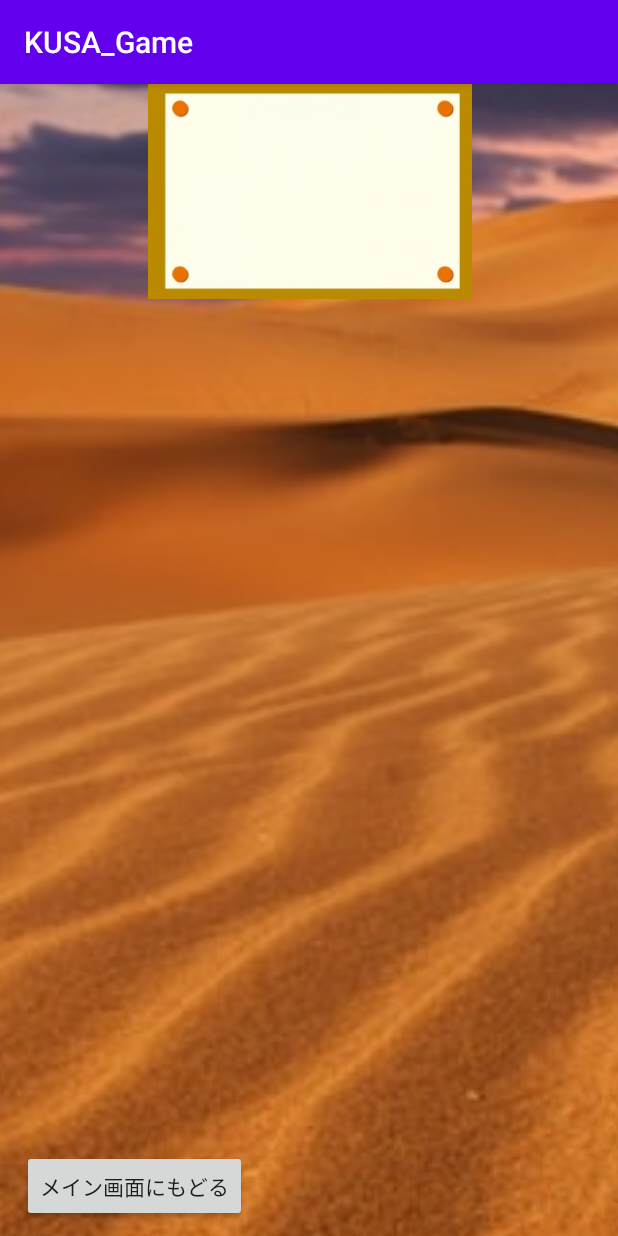
After one commit to konan-pbl-2022/KUSA_Game, an Android app: the Game6 screen opened directly, with no data from a screen before it, on a phone screen of 412 x 824 dp. The commit adds this screen. Run offline under Robolectric (Android 15) with nearby library versions, the phone set to English and light mode, and no system bars.

Commit message:
メイン画面にgame6に移動するボタンの追加をし、game6「宝探し（仮称）」を作成しました。

```diff
--- a/app/src/main/AndroidManifest.xml
+++ b/app/src/main/AndroidManifest.xml
@@ -9,8 +9,9 @@
         android:roundIcon="@mipmap/ic_launcher_round"
         android:supportsRtl="true"
         android:theme="@style/AppTheme">
-        <activity android:name=".Game2_game"></activity>
-        <activity android:name=".Game4"></activity>
+        <activity android:name=".Game6"></activity>
+        <activity android:name=".Game2_game" />
+        <activity android:name=".Game4" />
         <activity android:name=".Game4Play" />
         <activity android:name=".SubGame" />
         <activity android:name=".Game2" />
--- /dev/null
+++ b/app/src/main/java/com/example/kusa_game/Game6.java
@@ -0,0 +1,141 @@
+package com.example.kusa_game;
+
+import android.content.Intent;
+import android.os.Bundle;
+import android.view.MotionEvent;
+import android.view.View;
+import android.widget.Button;
+import android.widget.ImageView;
+import android.widget.TextView;
+
+import androidx.appcompat.app.AppCompatActivity;
+
+import java.util.Random;
+
+
+public class Game6 extends AppCompatActivity {
+    private  TextView countView;
+    int count = 0;                  //歩数のカウント
+    int dist_x = 0, dist_y = 0;     //目的の座標までの距離計算に用いる
+    int pointX;
+    int pointY;                     // 両者ともクリックした位置の座標を取得するために用いる。
+
+    //目的の座標を決めるための乱数。x座標は0~1070、y座標は600~1700までの間で乱数を発生させている。
+    Random r_x = new Random();
+    int random_x = r_x.nextInt(1070) + 1;
+    Random r_y = new Random();
+    int random_y = r_y.nextInt(1200) + 501;
+
+    //背景をランダムで決めるための乱数。0~3までの数値を発生させ+1し、1~4を乱数として用いる。
+    Random r_v = new Random();
+    int random_view = r_v.nextInt(4) + 1;
+
+
+    @Override
+    protected void onCreate(Bundle savedInstanceState) {
+        super.onCreate(savedInstanceState);
+        setContentView(R.layout.activity_game6);
+
+        //背景画像。ランダムで選ばれるもの以外は非表示にしておく。
+        ImageView imageView1 = (ImageView) findViewById(R.id.BackGroundView1);
+        imageView1.setVisibility(View.INVISIBLE);
+        ImageView imageView2 = (ImageView) findViewById(R.id.BackGroundView2);
+        imageView2.setVisibility(View.INVISIBLE);
+        ImageView imageView3 = (ImageView) findViewById(R.id.BackGroundView3);
+        imageView3.setVisibility(View.INVISIBLE);
+        ImageView imageView4 = (ImageView) findViewById(R.id.BackGroundView4);
+        imageView4.setVisibility(View.INVISIBLE);
+
+        //表示する背景を選択する。
+        if(random_view == 1){
+            imageView1.setVisibility(View.VISIBLE);
+        }else if(random_view == 2){
+            imageView2.setVisibility(View.VISIBLE);
+        }else if(random_view == 3){
+            imageView3.setVisibility(View.VISIBLE);
+        }else if(random_view == 4){
+            imageView4.setVisibility(View.VISIBLE);
+        }
+
+        //ゲーム画面からタイトルへ戻るボタンの設定
+        Button button = (Button)findViewById(R.id.BackMainButton);
+        button.setOnClickListener(new View.OnClickListener() {
+            @Override
+            public void onClick(View view) {
+                Intent intent = new Intent(Game6.this, MainActivity.class);
+                startActivity(intent);
+            }
+        });
+
+    }
+
+
+    public boolean onTouchEvent (MotionEvent event) {
+
+        //タッチしたところの座標を取得する。タッチするごとにcount+1。
+        pointX = (int) event.getX();
+        pointY = (int) event.getY();
+        count++;
+
+        //現在の位置を表示
+        TextView textView = (TextView) findViewById(R.id.NowWalkingText);
+        textView.setText("( " + pointX + " , " + pointY + " ) を捜索中…");
+        //現在の歩数(countの合計)を表示
+        TextView textView1 = (TextView) findViewById(R.id.CountText);
+        textView1.setText("現在の合計歩数は" + count + "歩です。");
+
+        //目的の位置 - 現在の位置　の計算
+        dist_x = random_x - pointX;
+        dist_y = random_y - pointY;
+
+
+        //現在の位置からどの方にゴールがあるかのヒントを表示する。
+        if (dist_x > 0 && dist_y > 0) {
+            TextView textView2 = (TextView) findViewById(R.id.HintText);
+            textView2.setText("右下の方が怪しいぞ！");
+        } else if (dist_x > 0 && dist_y < 0) {
+            TextView textView2 = (TextView) findViewById(R.id.HintText);
+            textView2.setText("右上の方が怪しいぞ！");
+        } else if (dist_x < 0 && dist_y > 0) {
+            TextView textView2 = (TextView) findViewById(R.id.HintText);
+            textView2.setText("左下の方が怪しいぞ！");
+        } else if (dist_x < 0 && dist_y < 0) {
+            TextView textView2 = (TextView) findViewById(R.id.HintText);
+            textView2.setText("左上の方が怪しいぞ！");
+        }
+
+        //以下クリア判定の際に①countストップ②非表示状態のテキスト、画像の表示③countに応じた判定の処理
+        if(Math.sqrt( Math.pow(dist_x,2) + Math.pow(dist_y,2) ) <= 50 ){
+            count--;
+            ImageView imageViewtreasure = (ImageView) findViewById(R.id.TreasureBoxView);
+            ImageView imageViewpaper = (ImageView) findViewById(R.id.PaperText);
+            ImageView imageViewresultpaper = (ImageView) findViewById(R.id.ResultPaperText);
+            TextView completetext = (TextView) findViewById(R.id.CompleteText);
+            TextView resulttext1 = (TextView) findViewById(R.id.ResultText1);
+            TextView resulttext2 = (TextView) findViewById(R.id.ResultText2);
+            imageViewtreasure.setVisibility(View.VISIBLE);
+            imageViewpaper.setVisibility(View.VISIBLE);
+            imageViewresultpaper.setVisibility(View.VISIBLE);
+            completetext.setVisibility(View.VISIBLE);
+            resulttext1.setVisibility(View.VISIBLE);
+            resulttext2.setVisibility(View.VISIBLE);
+            resulttext1.setText("合計歩数:" + count);
+            if(count < 10 ){
+                resulttext2.setText("まさに神業！！！");
+            }else if (count > 10 && count <20){
+                resulttext2.setText("素晴らしい観察力！！！");
+            }else if (count > 20 && count <50){
+                resulttext2.setText("よくできました！！");
+            }else if (count > 50 && count <100){
+                resulttext2.setText("まずまずの出来栄えかな！");
+            }else if (count > 100 && count <200){
+                resulttext2.setText("まだまだ頑張れる！");
+            }else if (count >200){
+                resulttext2.setText("次はもっと頑張ろう！");
+            }
+        }
+
+        return true;
+
+    }
+}
--- a/app/src/main/java/com/example/kusa_game/MainActivity.java
+++ b/app/src/main/java/com/example/kusa_game/MainActivity.java
@@ -59,5 +59,14 @@ public class MainActivity extends AppCompatActivity {
             }
         });
 
+        Button Button6 = (Button) findViewById(R.id.button6);
+        Button6.setOnClickListener(new View.OnClickListener() {
+            @Override
+            public void onClick(View view) {
+                Intent intent = new Intent(MainActivity.this, Game6.class);
+                startActivity(intent);
+            }
+        });
+
     }
 }
--- /dev/null
+++ b/app/src/main/res/layout/activity_game6.xml
@@ -0,0 +1,213 @@
+<?xml version="1.0" encoding="utf-8"?>
+<androidx.constraintlayout.widget.ConstraintLayout xmlns:android="http://schemas.android.com/apk/res/android"
+    xmlns:app="http://schemas.android.com/apk/res-auto"
+    xmlns:tools="http://schemas.android.com/tools"
+    android:layout_width="match_parent"
+    android:layout_height="match_parent"
+    tools:context=".Game6">
+
+    <ImageView
+        android:id="@+id/BackGroundView1"
+        android:layout_width="1695dp"
+        android:layout_height="2052dp"
+        android:layout_marginBottom="16dp"
+        android:visibility="invisible"
+        app:layout_constraintBottom_toBottomOf="parent"
+        app:layout_constraintEnd_toEndOf="parent"
+        app:layout_constraintHorizontal_bias="0.279"
+        app:layout_constraintStart_toStartOf="parent"
+        app:layout_constraintTop_toTopOf="@+id/TreasureBoxView"
+        app:layout_constraintVertical_bias="0.511"
+        app:srcCompat="@drawable/background1" />
+
+    <ImageView
+        android:id="@+id/BackGroundView2"
+        android:layout_width="1695dp"
+        android:layout_height="2052dp"
+        android:layout_marginBottom="16dp"
+        android:visibility="invisible"
+        app:layout_constraintBottom_toBottomOf="parent"
+        app:layout_constraintEnd_toEndOf="parent"
+        app:layout_constraintHorizontal_bias="0.418"
+        app:layout_constraintStart_toStartOf="parent"
+        app:layout_constraintTop_toTopOf="@+id/TreasureBoxView"
+        app:layout_constraintVertical_bias="0.566"
+        app:srcCompat="@drawable/background2" />
+
+    <ImageView
+        android:id="@+id/BackGroundView3"
+        android:layout_width="1695dp"
+        android:layout_height="2052dp"
+        android:layout_marginBottom="16dp"
+        android:visibility="invisible"
+        app:layout_constraintBottom_toBottomOf="parent"
+        app:layout_constraintEnd_toEndOf="parent"
+        app:layout_constraintHorizontal_bias="0.418"
+        app:layout_constraintStart_toStartOf="parent"
+        app:layout_constraintTop_toTopOf="@+id/TreasureBoxView"
+        app:layout_constraintVertical_bias="0.566"
+        app:srcCompat="@drawable/background3" />
+
+    <ImageView
+        android:id="@+id/BackGroundView4"
+        android:layout_width="1695dp"
+        android:layout_height="2052dp"
+        android:layout_marginBottom="16dp"
+        android:visibility="invisible"
+        app:layout_constraintBottom_toBottomOf="parent"
+        app:layout_constraintEnd_toEndOf="parent"
+        app:layout_constraintHorizontal_bias="0.875"
+        app:layout_constraintStart_toStartOf="parent"
+        app:layout_constraintTop_toTopOf="@+id/TreasureBoxView"
+        app:layout_constraintVertical_bias="0.559"
+        app:srcCompat="@drawable/background4" />
+
+    <ImageView
+        android:id="@+id/BoardView"
+        android:layout_width="628dp"
+        android:layout_height="143dp"
+        android:background="#00FFFFFF"
+        app:layout_constraintBottom_toBottomOf="parent"
+        app:layout_constraintEnd_toEndOf="parent"
+        app:layout_constraintStart_toStartOf="parent"
+        app:layout_constraintTop_toTopOf="parent"
+        app:layout_constraintVertical_bias="0.0"
+        app:srcCompat="@drawable/board2" />
+
+    <TextView
+        android:id="@+id/NowWalkingText"
+        android:layout_width="wrap_content"
+        android:layout_height="wrap_content"
+        android:textStyle="bold"
+        app:layout_constraintBottom_toBottomOf="parent"
+        app:layout_constraintEnd_toEndOf="parent"
+        app:layout_constraintHorizontal_bias="0.498"
+        app:layout_constraintStart_toStartOf="parent"
+        app:layout_constraintTop_toTopOf="parent"
+        app:layout_constraintVertical_bias="0.057" />
+
+    <TextView
+        android:id="@+id/CountText"
+        android:layout_width="wrap_content"
+        android:layout_height="wrap_content"
+        android:textSize="12sp"
+        android:textStyle="bold"
+        app:layout_constraintBottom_toBottomOf="parent"
+        app:layout_constraintEnd_toEndOf="parent"
+        app:layout_constraintHorizontal_bias="0.498"
+        app:layout_constraintStart_toStartOf="parent"
+        app:layout_constraintTop_toTopOf="parent"
+        app:layout_constraintVertical_bias="0.113" />
+
+    <TextView
+        android:id="@+id/HintText"
+        android:layout_width="wrap_content"
+        android:layout_height="wrap_content"
+        android:textSize="16sp"
+        android:textStyle="bold"
+        app:layout_constraintBottom_toBottomOf="parent"
+        app:layout_constraintEnd_toEndOf="parent"
+        app:layout_constraintHorizontal_bias="0.498"
+        app:layout_constraintStart_toStartOf="parent"
+        app:layout_constraintTop_toTopOf="parent"
+        app:layout_constraintVertical_bias="0.142" />
+
+    <ImageView
+        android:id="@+id/TreasureBoxView"
+        android:layout_width="604dp"
+        android:layout_height="671dp"
+        android:background="#00FFFFFF"
+        android:visibility="invisible"
+        app:layout_constraintBottom_toBottomOf="parent"
+        app:layout_constraintEnd_toEndOf="parent"
+        app:layout_constraintHorizontal_bias="0.496"
+        app:layout_constraintStart_toStartOf="parent"
+        app:layout_constraintTop_toTopOf="parent"
+        app:layout_constraintVertical_bias="0.45"
+        app:srcCompat="@drawable/treasure" />
+
+    <ImageView
+        android:id="@+id/PaperText"
+        android:layout_width="337dp"
+        android:layout_height="165dp"
+        android:background="#00FFFFFF"
+        android:visibility="invisible"
+        app:layout_constraintBottom_toBottomOf="parent"
+        app:layout_constraintEnd_toEndOf="parent"
+        app:layout_constraintStart_toStartOf="parent"
+        app:layout_constraintTop_toTopOf="@+id/BoardView"
+        app:layout_constraintVertical_bias="0.001"
+        app:srcCompat="@drawable/rollpaper" />
+
+    <TextView
+        android:id="@+id/CompleteText"
+        android:layout_width="wrap_content"
+        android:layout_height="wrap_content"
+        android:text="宝物を見つけた！！"
+        android:textColor="#E91E63"
+        android:textSize="20sp"
+        android:textStyle="bold"
+        android:visibility="invisible"
+        app:layout_constraintBottom_toBottomOf="parent"
+        app:layout_constraintEnd_toEndOf="parent"
+        app:layout_constraintHorizontal_bias="0.499"
+        app:layout_constraintStart_toStartOf="parent"
+        app:layout_constraintTop_toTopOf="parent"
+        app:layout_constraintVertical_bias="0.105" />
+
+    <ImageView
+        android:id="@+id/ResultPaperText"
+        android:layout_width="337dp"
+        android:layout_height="165dp"
+        android:background="#00FFFFFF"
+        android:visibility="invisible"
+        app:layout_constraintBottom_toBottomOf="parent"
+        app:layout_constraintEnd_toEndOf="parent"
+        app:layout_constraintStart_toStartOf="parent"
+        app:layout_constraintTop_toTopOf="@+id/BoardView"
+        app:layout_constraintVertical_bias="0.862"
+        app:srcCompat="@drawable/rollpaper" />
+
+    <TextView
+        android:id="@+id/ResultText1"
+        android:layout_width="wrap_content"
+        android:layout_height="wrap_content"
+        android:textColor="#000000"
+        android:textSize="20sp"
+        android:textStyle="bold"
+        android:visibility="invisible"
+        app:layout_constraintBottom_toBottomOf="parent"
+        app:layout_constraintEnd_toEndOf="parent"
+        app:layout_constraintHorizontal_bias="0.499"
+        app:layout_constraintStart_toStartOf="parent"
+        app:layout_constraintTop_toTopOf="parent"
+        app:layout_constraintVertical_bias="0.772" />
+
+    <TextView
+        android:id="@+id/ResultText2"
+        android:layout_width="wrap_content"
+        android:layout_height="wrap_content"
+        android:textColor="#FFEB3B"
+        android:textSize="20sp"
+        android:textStyle="bold"
+        android:visibility="invisible"
+        app:layout_constraintBottom_toBottomOf="parent"
+        app:layout_constraintEnd_toEndOf="parent"
+        app:layout_constraintHorizontal_bias="0.499"
+        app:layout_constraintStart_toStartOf="parent"
+        app:layout_constraintTop_toTopOf="parent"
+        app:layout_constraintVertical_bias="0.842" />
+
+    <Button
+        android:id="@+id/BackMainButton"
+        android:layout_width="wrap_content"
+        android:layout_height="wrap_content"
+        android:text="メイン画面にもどる"
+        app:layout_constraintBottom_toBottomOf="parent"
+        app:layout_constraintEnd_toEndOf="parent"
+        app:layout_constraintHorizontal_bias="0.055"
+        app:layout_constraintStart_toStartOf="parent"
+        app:layout_constraintTop_toTopOf="parent"
+        app:layout_constraintVertical_bias="0.987" />
+
+</androidx.constraintlayout.widget.ConstraintLayout>
--- a/app/src/main/res/layout/activity_main.xml
+++ b/app/src/main/res/layout/activity_main.xml
@@ -75,6 +75,19 @@
         android:text="Button"
         app:layout_constraintBottom_toBottomOf="parent"
         app:layout_constraintEnd_toEndOf="parent"
+        app:layout_constraintHorizontal_bias="0.172"
+        app:layout_constraintStart_toStartOf="parent"
+        app:layout_constraintTop_toTopOf="parent"
+        app:layout_constraintVertical_bias="0.783" />
+
+    <Button
+        android:id="@+id/button6"
+        android:layout_width="139dp"
+        android:layout_height="103dp"
+        android:text="Button"
+        app:layout_constraintBottom_toBottomOf="parent"
+        app:layout_constraintEnd_toEndOf="parent"
+        app:layout_constraintHorizontal_bias="0.852"
         app:layout_constraintStart_toStartOf="parent"
         app:layout_constraintTop_toTopOf="parent"
         app:layout_constraintVertical_bias="0.783" />
```
Also changed, not shown: app/src/main/res/drawable/background1.png (added), app/src/main/res/drawable/background3.png (added), app/src/main/res/drawable/board2.png (added), app/src/main/res/drawable/rollpaper.png (added), app/src/main/res/drawable/treasure.png (added), 2 other files.
